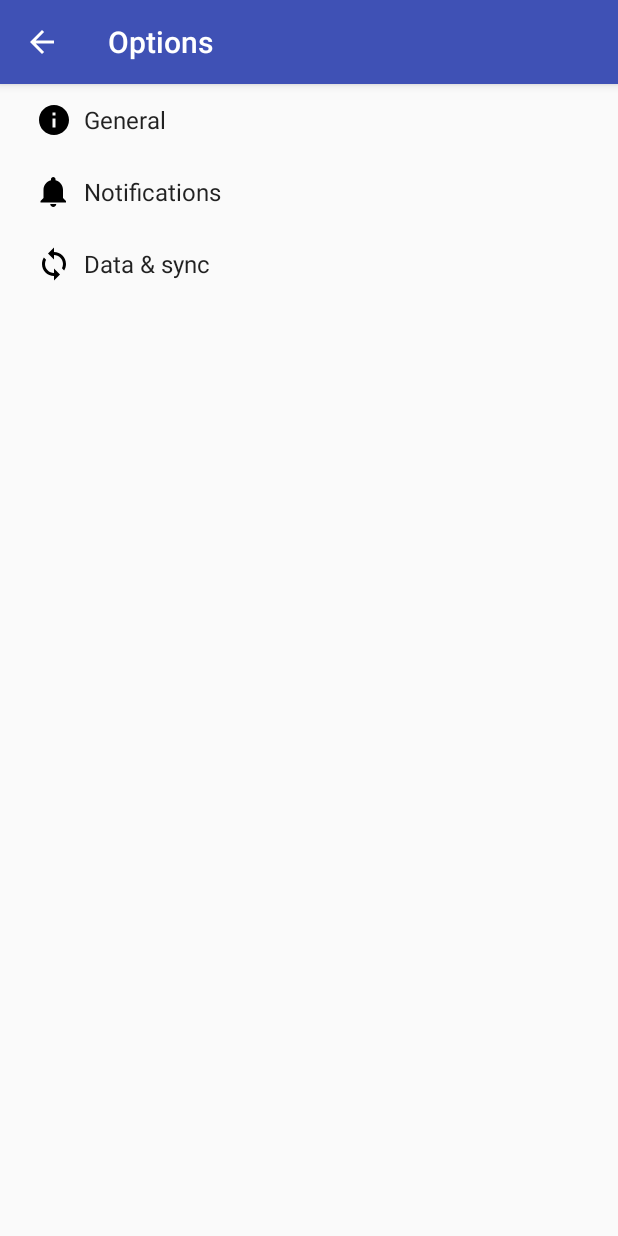
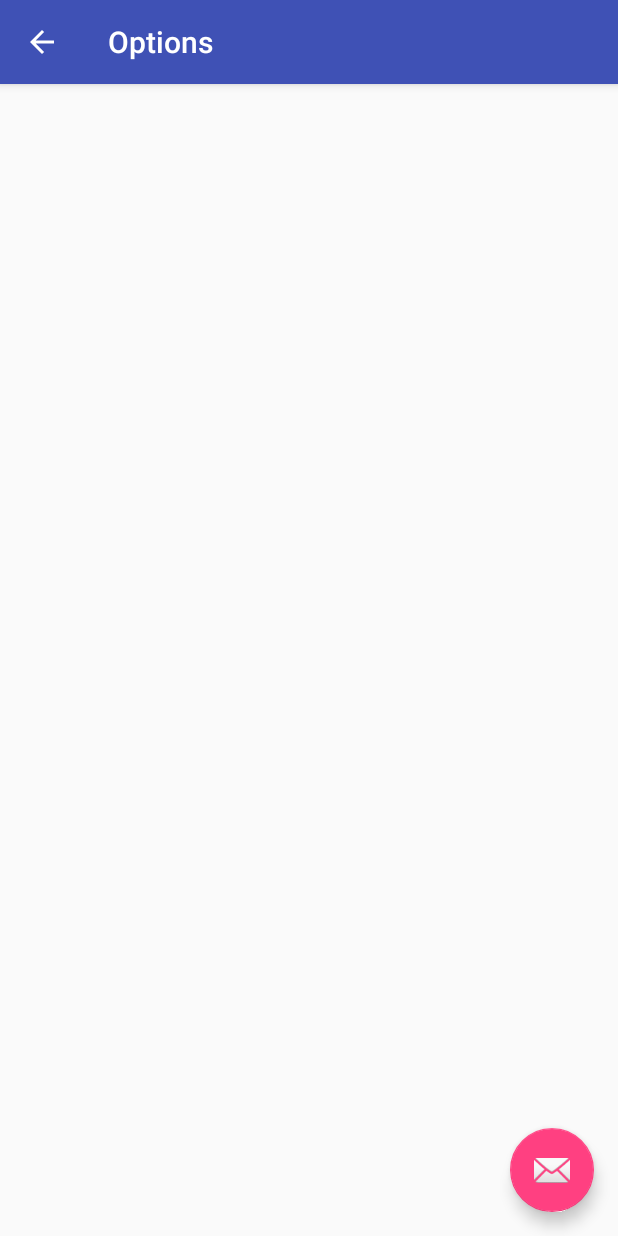
Before and after one commit to Danno-Banano/Processes-Project, an Android app: the Options screen opened directly, with no data from a screen before it, on a phone screen of 412 x 824 dp. Run offline under Robolectric (Android 15) with nearby library versions, the phone set to English and light mode, and no system bars.

```diff
--- /dev/null
+++ b/LootAndRun/app/src/main/res/layout/activity_options.xml
@@ -0,0 +1,34 @@
+<?xml version="1.0" encoding="utf-8"?>
+<android.support.design.widget.CoordinatorLayout xmlns:android="http://schemas.android.com/apk/res/android"
+    xmlns:app="http://schemas.android.com/apk/res-auto"
+    xmlns:tools="http://schemas.android.com/tools"
+    android:layout_width="match_parent"
+    android:layout_height="match_parent"
+    android:fitsSystemWindows="true"
+    tools:context="processes_project.lootandrun.Options">
+
+    <android.support.design.widget.AppBarLayout
+        android:layout_width="match_parent"
+        android:layout_height="wrap_content"
+        android:theme="@style/AppTheme.AppBarOverlay">
+
+        <android.support.v7.widget.Toolbar
+            android:id="@+id/toolbar"
+            android:layout_width="match_parent"
+            android:layout_height="?attr/actionBarSize"
+            android:background="?attr/colorPrimary"
+            app:popupTheme="@style/AppTheme.PopupOverlay" />
+
+    </android.support.design.widget.AppBarLayout>
+
+    <include layout="@layout/content_options" />
+
+    <android.support.design.widget.FloatingActionButton
+        android:id="@+id/fab"
+        android:layout_width="wrap_content"
+        android:layout_height="wrap_content"
+        android:layout_gravity="bottom|end"
+        android:layout_margin="@dimen/fab_margin"
+        android:src="@android:drawable/ic_dialog_email" />
+
+</android.support.design.widget.CoordinatorLayout>
--- /dev/null
+++ b/LootAndRun/app/src/main/res/layout/content_options.xml
@@ -0,0 +1,15 @@
+<?xml version="1.0" encoding="utf-8"?>
+<RelativeLayout xmlns:android="http://schemas.android.com/apk/res/android"
+    xmlns:app="http://schemas.android.com/apk/res-auto"
+    xmlns:tools="http://schemas.android.com/tools"
+    android:layout_width="match_parent"
+    android:layout_height="match_parent"
+    android:paddingBottom="@dimen/activity_vertical_margin"
+    android:paddingLeft="@dimen/activity_horizontal_margin"
+    android:paddingRight="@dimen/activity_horizontal_margin"
+    android:paddingTop="@dimen/activity_vertical_margin"
+    app:layout_behavior="@string/appbar_scrolling_view_behavior"
+    tools:context="processes_project.lootandrun.Options"
+    tools:showIn="@layout/activity_options">
+
+</RelativeLayout>
--- a/LootAndRun/app/src/main/res/xml/pref_data_sync.xml
+++ /dev/null
@@ -1,21 +0,0 @@
-<PreferenceScreen xmlns:android="http://schemas.android.com/apk/res/android">
-
-    <!-- NOTE: Hide buttons to simplify the UI. Users can touch outside the dialog to
-         dismiss it. -->
-    <!-- NOTE: ListPreference's summary should be set to its value by the activity code. -->
-    <ListPreference
-        android:defaultValue="180"
-        android:entries="@array/pref_sync_frequency_titles"
-        android:entryValues="@array/pref_sync_frequency_values"
-        android:key="sync_frequency"
-        android:negativeButtonText="@null"
-        android:positiveButtonText="@null"
-        android:title="@string/pref_title_sync_frequency" />
-
-    <!-- This preference simply launches an intent when selected. Use this UI sparingly, per
-         design guidelines. -->
-    <Preference android:title="@string/pref_title_system_sync_settings">
-        <intent android:action="android.settings.SYNC_SETTINGS" />
-    </Preference>
-
-</PreferenceScreen>
--- a/LootAndRun/app/src/main/res/xml/pref_general.xml
+++ /dev/null
@@ -1,33 +0,0 @@
-<PreferenceScreen xmlns:android="http://schemas.android.com/apk/res/android">
-
-    <SwitchPreference
-        android:defaultValue="true"
-        android:key="example_switch"
-        android:summary="@string/pref_description_social_recommendations"
-        android:title="@string/pref_title_social_recommendations" />
-
-    <!-- NOTE: EditTextPreference accepts EditText attributes. -->
-    <!-- NOTE: EditTextPreference's summary should be set to its value by the activity code. -->
-    <EditTextPreference
-        android:capitalize="words"
-        android:defaultValue="@string/pref_default_display_name"
-        android:inputType="textCapWords"
-        android:key="example_text"
-        android:maxLines="1"
-        android:selectAllOnFocus="true"
-        android:singleLine="true"
-        android:title="@string/pref_title_display_name" />
-
-    <!-- NOTE: Hide buttons to simplify the UI. Users can touch outside the dialog to
-         dismiss it. -->
-    <!-- NOTE: ListPreference's summary should be set to its value by the activity code. -->
-    <ListPreference
-        android:defaultValue="-1"
-        android:entries="@array/pref_example_list_titles"
-        android:entryValues="@array/pref_example_list_values"
-        android:key="example_list"
-        android:negativeButtonText="@null"
-        android:positiveButtonText="@null"
-        android:title="@string/pref_title_add_friends_to_messages" />
-
-</PreferenceScreen>
--- a/LootAndRun/app/src/main/res/xml/pref_headers.xml
+++ /dev/null
@@ -1,20 +0,0 @@
-<preference-headers xmlns:android="http://schemas.android.com/apk/res/android">
-
-    <!-- These settings headers are only used on tablets. -->
-
-    <header
-        android:fragment="processes_project.lootandrun.Options$GeneralPreferenceFragment"
-        android:icon="@drawable/ic_info_black_24dp"
-        android:title="@string/pref_header_general" />
-
-    <header
-        android:fragment="processes_project.lootandrun.Options$NotificationPreferenceFragment"
-        android:icon="@drawable/ic_notifications_black_24dp"
-        android:title="@string/pref_header_notifications" />
-
-    <header
-        android:fragment="processes_project.lootandrun.Options$DataSyncPreferenceFragment"
-        android:icon="@drawable/ic_sync_black_24dp"
-        android:title="@string/pref_header_data_sync" />
-
-</preference-headers>
--- a/LootAndRun/app/src/main/res/xml/pref_notification.xml
+++ /dev/null
@@ -1,27 +0,0 @@
-<PreferenceScreen xmlns:android="http://schemas.android.com/apk/res/android">
-
-    <!-- A 'parent' preference, which enables/disables child preferences (below)
-         when checked/unchecked. -->
-    <SwitchPreference
-        android:defaultValue="true"
-        android:key="notifications_new_message"
-        android:title="@string/pref_title_new_message_notifications" />
-
-    <!-- Allows the user to choose a ringtone in the 'notification' category. -->
-    <!-- NOTE: This preference will be enabled only when the checkbox above is checked. -->
-    <!-- NOTE: RingtonePreference's summary should be set to its value by the activity code. -->
-    <RingtonePreference
-        android:defaultValue="content://settings/system/notification_sound"
-        android:dependency="notifications_new_message"
-        android:key="notifications_new_message_ringtone"
-        android:ringtoneType="notification"
-        android:title="@string/pref_title_ringtone" />
-
-    <!-- NOTE: This preference will be enabled only when the checkbox above is checked. -->
-    <SwitchPreference
-        android:defaultValue="true"
-        android:dependency="notifications_new_message"
-        android:key="notifications_new_message_vibrate"
-        android:title="@string/pref_title_vibrate" />
-
-</PreferenceScreen>
```
Also changed, not shown: LootAndRun/app/src/main/AndroidManifest.xml (+6 -5 lines), LootAndRun/app/src/main/java/processes_project/lootandrun/MainActivity.java (+7 -0 lines), LootAndRun/app/src/main/java/processes_project/lootandrun/MainMap.java (+4 -6 lines), LootAndRun/app/src/main/java/processes_project/lootandrun/Options.java (+20 -257 lines), LootAndRun/app/src/main/res/layout/activity_main.xml (+10 -0 lines), LootAndRun/app/src/main/res/layout/activity_main_map.xml (+10 -20 lines).
